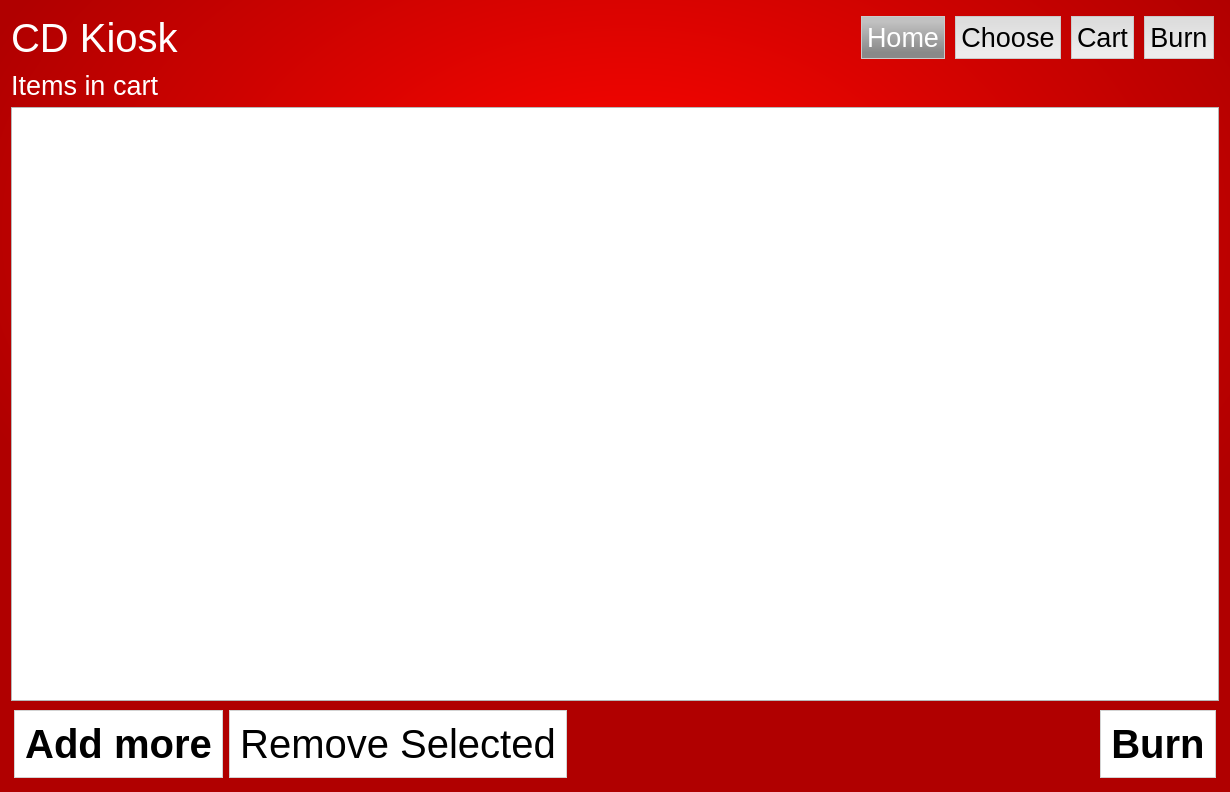
Above: gui/mainwindow.ui from narrowtux/CDKiosk before the change. Below: the same form after it.
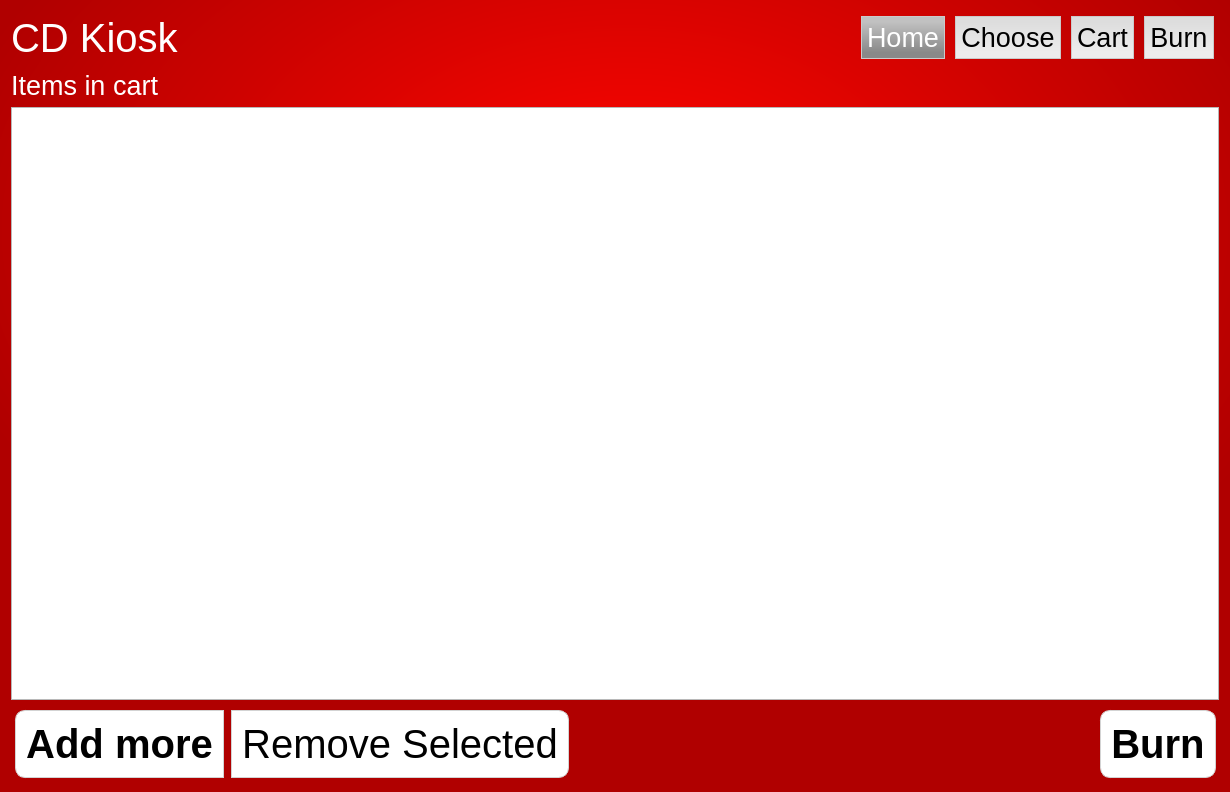
That is the form after the change. The open tabs and pages were chosen to show the change. Icons and pictures are not drawn.

Commit message: Administration Window

The edit to the form file:
```diff
--- a/gui/mainwindow.ui
+++ b/gui/mainwindow.ui
@@ -27,7 +27,9 @@
 	color: black;
 	border: 1px solid lightgray;
 	padding: 10px;
-	margin: 3px;
+	margin: 4px;
+	margin-bottom: 3px;
+	margin-right: 3px;
 }
 
 .QPushButton:pressed {
@@ -416,6 +418,9 @@
         </item>
         <item>
          <widget class="QListWidget" name="listCart">
+          <property name="styleSheet">
+           <string notr="true">font-size: 20pt;</string>
+          </property>
           <property name="dragDropMode">
            <enum>QAbstractItemView::InternalMove</enum>
           </property>
@@ -432,7 +437,9 @@
           <item>
            <widget class="QPushButton" name="pushBackToChoose">
             <property name="styleSheet">
-             <string notr="true">font-weight: 800;</string>
+             <string notr="true">font-weight: 800;
+border-top-left-radius: 10px;
+border-bottom-left-radius: 10px;</string>
             </property>
             <property name="text">
              <string>Add more</string>
@@ -445,6 +452,10 @@
           </item>
           <item>
            <widget class="QPushButton" name="pushRemoveFromCart">
+            <property name="styleSheet">
+             <string notr="true">border-top-right-radius: 10px;
+border-bottom-right-radius: 10px;</string>
+            </property>
             <property name="text">
              <string>Remove Selected</string>
             </property>
@@ -470,7 +481,8 @@
           <item>
            <widget class="QPushButton" name="pushProceedToBurn">
             <property name="styleSheet">
-             <string notr="true">font-weight: 800;</string>
+             <string notr="true">font-weight: 800;
+border-radius: 10px;</string>
             </property>
             <property name="text">
              <string>Burn</string>
```
Left out of the diff: 28 changed lines with no effect on the pictures. The commit also changes 6 other files.
